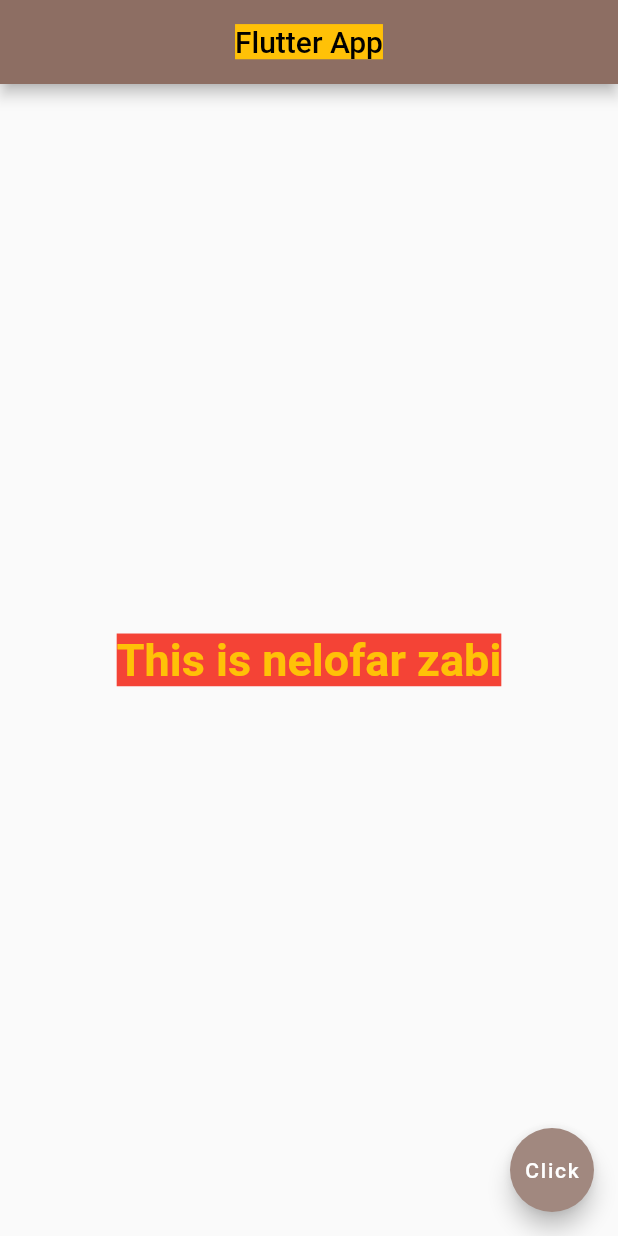
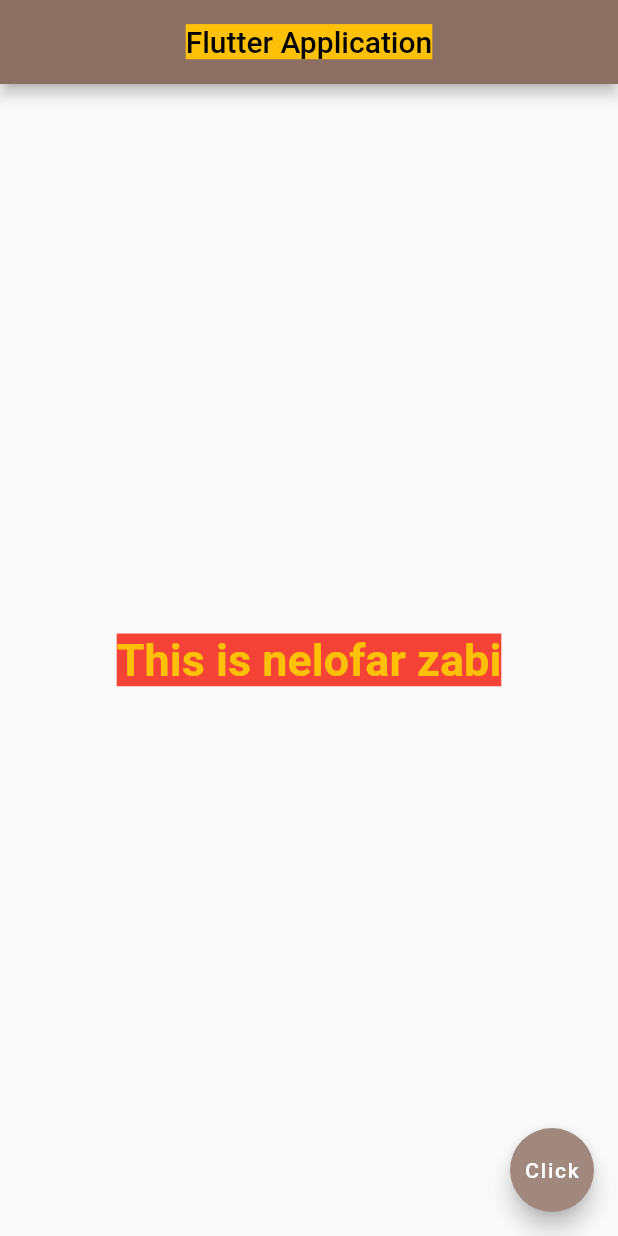
Before and after one commit to Nelofarzabi/Flutter_App, a Flutter app: the screen it shows after launch, on a phone screen of 412 x 824 dp. Run offline on Flutter 3.47's test engine with Material 2 defaults, Android fonts, the phone set to English and light mode, and no system bars.

```diff
--- a/lib/main.dart
+++ b/lib/main.dart
@@ -2,9 +2,16 @@ import 'package:flutter/material.dart';
 
 void main(){
 runApp(MaterialApp(
- home: Scaffold(
+  home: Home(),
+));
+}
+
+class Home extends StatelessWidget {
+  @override
+  Widget build(BuildContext context) {
+    return Scaffold(
   appBar: AppBar(title:Text(
-    'Flutter App',
+    'Flutter Application',
       style: TextStyle(
       backgroundColor: Colors.amber ,
       color: Colors.black,
@@ -21,6 +28,6 @@ runApp(MaterialApp(
       ),
      ),),
   floatingActionButton: FloatingActionButton(onPressed: null , child:Text('Click') , backgroundColor: Colors.brown[300],),
- ),
-));
+ );
+ }
 }
```
